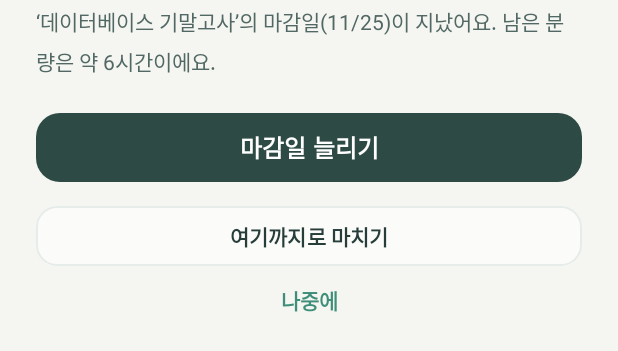
After one commit to DahaeYoon/OREUM, an Android app: the layout dialog_overdue.xml on its own in the app's theme, with its tools: preview values and no code run, on a phone screen of 412 x 824 dp. The commit adds this screen. Shown: the top 351 px of the screen. Run offline under Robolectric (Android 15) with nearby library versions, the phone set to English and light mode, and no system bars.

Commit message:
feat: 마감일이 지난 목표 정리 (마감일 늘리기 · 여기까지로 마치기), 로드맵 생성 화면 가운데 배치
- 홈 인사말 아래 '마감 지난 목표 n개 · 정리하기' 칩, 목표 상세 '마감일이 지났어요' 카드
- 마감일 늘리기: 내일 이후 날짜 선택, 다음 구간부터 새 기간에 맞춰 AI 계획
- 여기까지로 마치기: 마감 종료로 완료 (기록 유지, 승인 전 추천 · 초안 삭제), 정상 도착과 구분해 표시
- 마감이 지난 목표는 '마감 위험' 줄 대신 정리 카드만 보이기
- AI 로드맵 만드는 중 · 실패 화면을 화면 가운데에

```diff
--- a/app/src/main/java/com/example/oreum/data/model/Goal.kt
+++ b/app/src/main/java/com/example/oreum/data/model/Goal.kt
@@ -30,6 +30,8 @@ data class Goal(
     val stage: Int = 0,
     /** 모든 할 일을 마친 시각. null이면 진행 중인 산 */
     val completedAt: Long? = null,
+    /** 마감일이 지나 '여기까지로 마치기'로 끝낸 목표 (정상 도착이 아니라 마감 종료) */
+    val endedAtDue: Boolean = false,
     val createdAt: Long = 0L,
     val updatedAt: Long = 0L,
 )
--- a/app/src/main/java/com/example/oreum/data/remote/FirestoreMapper.kt
+++ b/app/src/main/java/com/example/oreum/data/remote/FirestoreMapper.kt
@@ -31,7 +31,7 @@ object FirestoreMapper {
         "period" to g.period.name, "startDate" to g.startDate, "dueAt" to g.dueAt, "level" to g.level.name,
         "weekdayMinutes" to g.weekdayMinutes, "weekendMinutes" to g.weekendMinutes, "priority" to g.priority,
         "planStatus" to g.planStatus.name, "roadmap" to g.roadmap.map(::stage), "stage" to g.stage,
-        "completedAt" to g.completedAt, "createdAt" to g.createdAt, "updatedAt" to g.updatedAt,
+        "completedAt" to g.completedAt, "endedAtDue" to g.endedAtDue, "createdAt" to g.createdAt, "updatedAt" to g.updatedAt,
     )
 
     fun stage(s: RoadmapStage): Map<String, Any?> = mapOf("title" to s.title, "topics" to s.topics, "hours" to s.hours)
@@ -80,7 +80,7 @@ object FirestoreMapper {
         dueAt = m.long("dueAt"), level = m.enum("level", GoalLevel.BEGINNER), weekdayMinutes = m.int("weekdayMinutes", 120),
         weekendMinutes = m.int("weekendMinutes", 180), priority = m.int("priority", 2),
         planStatus = m.enum("planStatus", PlanStatus.NONE), roadmap = m.maps("roadmap").map(::toStage),
-        stage = m.int("stage"), completedAt = m.longOrNull("completedAt"), createdAt = m.long("createdAt"),
+        stage = m.int("stage"), completedAt = m.longOrNull("completedAt"), endedAtDue = m["endedAtDue"] as? Boolean ?: false, createdAt = m.long("createdAt"),
         updatedAt = m.long("updatedAt"),
     )
 
--- a/app/src/main/java/com/example/oreum/data/repository/StudyRepository.kt
+++ b/app/src/main/java/com/example/oreum/data/repository/StudyRepository.kt
@@ -29,6 +29,12 @@ interface StudyRepository {
 
     /** completed = true면 완료한 산(오른 산)으로, false면 다시 진행 중으로 */
     fun setGoalCompleted(id: String, completed: Boolean)
+
+    /** 마감일 늘리기: 다음 구간부터 새 마감일에 맞춰 계획해요 */
+    fun extendDue(goalId: String, newDueAt: Long)
+
+    /** 마감일이 지난 목표를 지금까지 한 만큼으로 마치기 (마감 종료). 승인 전 추천 · 초안은 지워요 */
+    fun finishAtDue(goalId: String)
 
     /** 지금 계정의 데이터를 샘플로 채우기 (마이 → 샘플 데이터 불러오기) */
     fun resetSampleData()
--- a/app/src/main/java/com/example/oreum/domain/usecase/RoundEngine.kt
+++ b/app/src/main/java/com/example/oreum/domain/usecase/RoundEngine.kt
@@ -89,6 +89,9 @@ object RoundEngine {
     }
 
     // ---------------- 날짜 · 시간 도우미 ----------------
+    /** 마감일이 지났는데 아직 끝나지 않은 목표 */
+    fun isOverdue(g: Goal, today: Long): Boolean = g.completedAt == null && g.dueAt > 0 && today > dueDay(g)
+
     fun dueDay(g: Goal): Long = Instant.ofEpochMilli(g.dueAt).atZone(ZoneId.systemDefault()).toLocalDate().toEpochDay()
     private fun dueHour(g: Goal): Int = Instant.ofEpochMilli(g.dueAt).atZone(ZoneId.systemDefault()).hour
 
--- a/app/src/main/java/com/example/oreum/ui/aiplan/PlanReviewFragment.kt
+++ b/app/src/main/java/com/example/oreum/ui/aiplan/PlanReviewFragment.kt
@@ -76,6 +76,7 @@ class PlanReviewFragment : Fragment(R.layout.fragment_plan_review) {
             onRetry = viewModel::retry,
             onLater = ::later,
         )
+        binding.aiStateWrap.isVisible = ai != null
         binding.textEmpty.isVisible = ai == null && (goal == null || draft == null)
         binding.groupDraft.isVisible = goal != null && draft != null
         if (goal == null || draft == null) return
--- a/app/src/main/java/com/example/oreum/ui/study/StudyFragment.kt
+++ b/app/src/main/java/com/example/oreum/ui/study/StudyFragment.kt
@@ -79,7 +79,7 @@ class StudyFragment : Fragment(R.layout.fragment_study) {
 
             // 상태 하나만: 정상 도착 · 다음 구간 추천 · n구간 진행 중 · n구간 시작 전
             val status = when {
-                card.completed -> getString(R.string.study_state_top)
+                card.completed -> getString(if (card.goal.endedAtDue) R.string.home_ended_label else R.string.study_state_top)
                 card.hasProposal -> getString(R.string.study_state_proposal)
                 card.current?.status == RoundStatus.ACTIVE -> getString(R.string.study_state_active, card.current.no)
                 card.current?.status == RoundStatus.READY -> getString(R.string.study_state_ready, card.current.no)
--- /dev/null
+++ b/app/src/main/res/layout/dialog_overdue.xml
@@ -0,0 +1,45 @@
+<?xml version="1.0" encoding="utf-8"?>
+<!-- 마감일이 지난 목표 정리: 안내 문구 + 꽉 찬 버튼 세로 배치 (마감일 늘리기 · 여기까지로 마치기 · 나중에) -->
+<LinearLayout xmlns:android="http://schemas.android.com/apk/res/android"
+    xmlns:tools="http://schemas.android.com/tools"
+    android:layout_width="match_parent"
+    android:layout_height="wrap_content"
+    android:orientation="vertical"
+    android:paddingHorizontal="24dp"
+    android:paddingTop="4dp"
+    android:paddingBottom="12dp">
+
+    <TextView
+        android:id="@+id/text_overdue_body"
+        android:layout_width="match_parent"
+        android:layout_height="wrap_content"
+        android:lineSpacingMultiplier="1.3"
+        android:textColor="@color/oreum_ink2"
+        android:textSize="14sp"
+        tools:text="‘데이터베이스 기말고사’의 마감일(11/25)이 지났어요. 남은 분량은 약 6시간이에요." />
+
+    <com.google.android.material.button.MaterialButton
+        android:id="@+id/btn_overdue_extend"
+        style="@style/Widget.OREUM.Button.Primary"
+        android:layout_width="match_parent"
+        android:layout_height="wrap_content"
+        android:layout_marginTop="20dp"
+        android:text="@string/overdue_extend" />
+
+    <com.google.android.material.button.MaterialButton
+        android:id="@+id/btn_overdue_finish"
+        style="@style/Widget.OREUM.Button.Outline"
+        android:layout_width="match_parent"
+        android:layout_height="wrap_content"
+        android:layout_marginTop="8dp"
+        android:text="@string/overdue_finish" />
+
+    <com.google.android.material.button.MaterialButton
+        android:id="@+id/btn_overdue_later"
+        style="@style/Widget.OREUM.Button.SheetText"
+        android:layout_width="match_parent"
+        android:layout_height="wrap_content"
+        android:layout_marginTop="2dp"
+        android:text="@string/overdue_later"
+        />
+</LinearLayout>
```
Also changed, not shown: app/src/main/java/com/example/oreum/data/local/LocalStudyRepository.kt (+14 -0 lines), app/src/main/java/com/example/oreum/ui/common/OverdueUi.kt (added, +87 -0 lines), app/src/main/java/com/example/oreum/ui/home/HomeFragment.kt (+26 -2 lines), app/src/main/java/com/example/oreum/ui/study/GoalDetailFragment.kt (+18 -2 lines), app/src/main/res/layout/fragment_home.xml (+17 -0 lines), app/src/main/res/layout/fragment_plan_review.xml (+16 -4 lines), app/src/main/res/values/strings.xml (+18 -0 lines).
